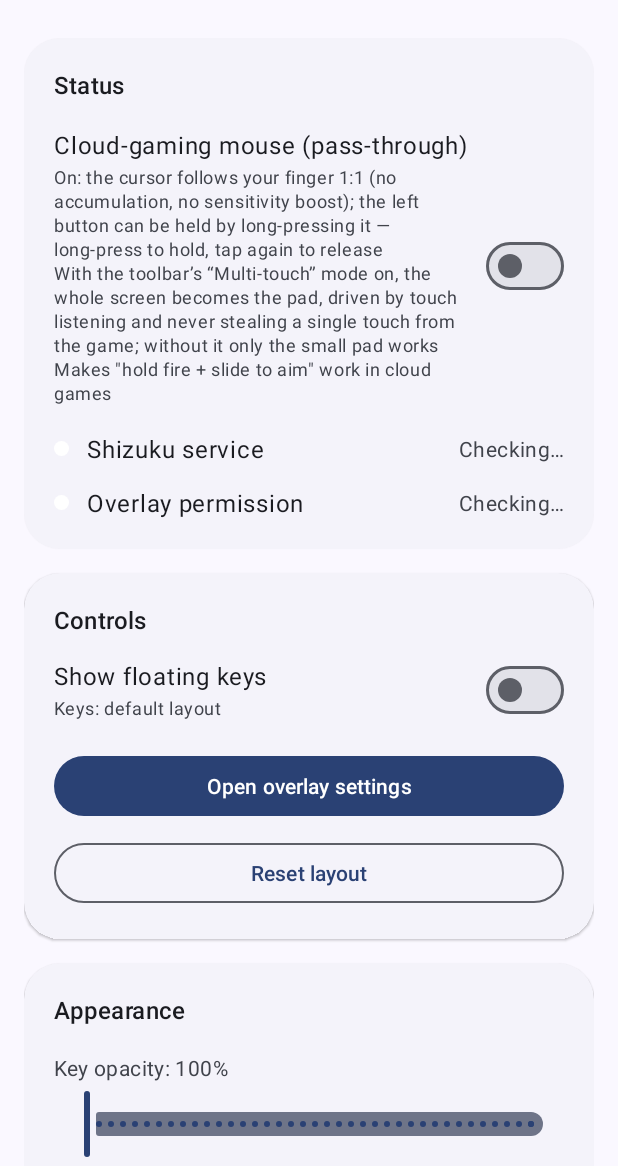
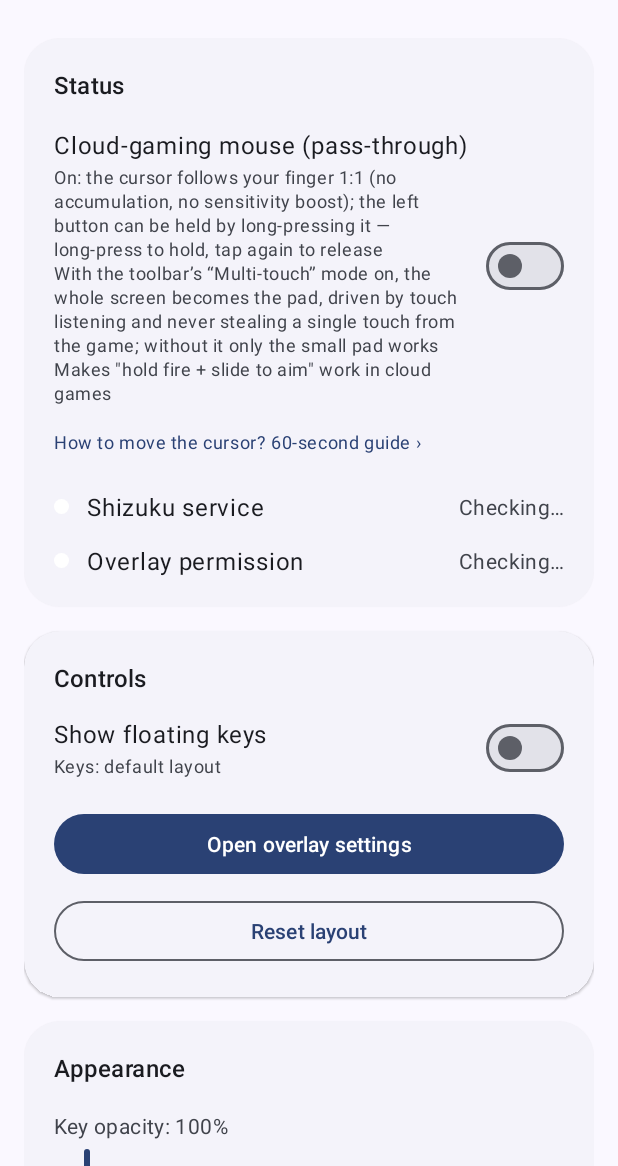
Before and after one commit to 114514hhha233/shizuku-keypad, an Android app: the layout activity_main.xml on its own in the app's theme, with its tools: preview values and no code run, on a phone screen of 412 x 824 dp, the part 70-1236 px from its top. Run offline under Robolectric (Android 15) with nearby library versions, the phone set to English and light mode, and no system bars.

Commit message:
docs(help): 鼠标三种移动方式教程（主界面入口 + 帮助页卡片）(vc40)

```diff
--- a/app/build.gradle.kts
+++ b/app/build.gradle.kts
@@ -28,7 +28,7 @@ android {
         applicationId = "com.example.shizukukeypad"
         minSdk = 26
         targetSdk = 34
-        versionCode = 39
+        versionCode = 40
         versionName = "1.8.0"
     }
 
--- a/app/src/main/res/layout/activity_main.xml
+++ b/app/src/main/res/layout/activity_main.xml
@@ -105,6 +105,18 @@
                             android:layout_height="wrap_content"
                             android:layout_marginStart="12dp" />
                     </LinearLayout>
+
+                    <TextView
+                        android:id="@+id/tvMouseGuide"
+                        android:layout_width="match_parent"
+                        android:layout_height="wrap_content"
+                        android:layout_marginTop="10dp"
+                        android:background="?attr/selectableItemBackground"
+                        android:paddingTop="6dp"
+                        android:paddingBottom="6dp"
+                        android:text="@string/mouse_guide_entry"
+                        android:textAppearance="@style/TextAppearance.Material3.BodySmall"
+                        android:textColor="?attr/colorPrimary" />
 
                     <LinearLayout
                         android:layout_width="match_parent"
--- a/app/src/main/res/values/strings.xml
+++ b/app/src/main/res/values/strings.xml
@@ -74,6 +74,9 @@
     <string name="help_q5_title">Shizuku or overlay permission is not ready</string>
     <string name="help_q5_body">Both dots on the status card must be green.\n· Shizuku requires version 11 or newer, and must be started again after a reboot.\n· Tap “Authorize Shizuku” when unauthorized, and “Grant overlay permission” when it is not granted.</string>
     <string name="help_q6_title">Change key position, size and key code</string>
+    <string name="mouse_guide_entry">How to move the cursor? 60-second guide ›</string>
+    <string name="help_q9_title">Moving the mouse: three ways</string>
+    <string name="help_q9_body">There is one cursor. All three ways share its position and can be enabled together.\n\n1. Touchpad (toolbar ↖)\nA small pad appears on screen: drag on it and the cursor moves relatively, with the sensitivity slider applied. A tap without dragging is a left click; while the left button is held, a tap releases it. Best when you want fine aiming without covering the view.\n\n2. Full-screen tracking (toolbar ◈ Multi-touch)\nWith multi-touch on, the whole screen is the pad: the cursor follows your finger 1:1. It is driven by listening to the touch screen, so the game still receives native touches. Best for cloud gaming; your finger does cover the view.\n\n3. Mouse joystick (third joystick mode \"mouse\")\nThe stick surface itself is the pad: press to hold, slide to move. One finger does \"hold to fire + aim\". What the hold injects is configurable (left/right/middle button or a custom key code). Best for FPS.\n\nNote: positions are 1:1 only while \"Cloud-game mouse (direct coordinates)\" is on. With it off, both the touchpad and the full-screen path move relatively and the sensitivity slider applies.</string>
     <string name="help_q8_title">Mouse in cloud gaming / hold fire + slide</string>
     <string name="help_q8_body">Turn on the mouse pad (\u2196) and Multi-touch (\u25c8) in the toolbar first, then enable \"Cloud-gaming mouse (pass-through)\" on the main screen.\n\u00b7 The cursor follows your finger 1:1 \u2014 no accumulation, no sensitivity boost.\n\u00b7 Full-screen tracking rides on the Multi-touch touch-listening path: the whole screen drives the cursor while touches still reach the game, unlike the old full-screen touch layer that ate them.\n\u00b7 The left button becomes holdable: keep it pressed for 450ms to hold, it stays held after you lift; tap it again to release.\n\u00b7 A joystick can be set to \u201cMouse mode\u201d: the pad itself is the touchpad \u2014 press to hold the left button, slide to move the cursor, so a single finger does \u201chold fire + slide\u201d.</string>
     <string name="help_q6_body">Tap “Edit” in the toolbar to drag keys; tap a key to change its key code, label, size, shape, injection method, or delete it.\n“＋” adds keys: letters, digits, F1-F12, arrows, numpad and mouse buttons are built in. “Macro” binds a key sequence to one key.</string>
@@ -115,6 +118,7 @@
     <string name="toast_name_empty">Name cannot be empty</string>
     <string name="toast_preset_saved">Preset “%1$s” saved</string>
     <string name="action_cancel">Cancel</string>
+    <string name="action_ok">Got it</string>
     <string name="toast_no_presets">No presets saved yet</string>
     <string name="dialog_load_preset">Load preset</string>
     <string name="dialog_delete_preset">Delete preset</string>
```
Also changed, not shown: app/src/main/java/com/example/shizukukeypad/MainActivity.kt (+11 -0 lines), app/src/main/res/layout/activity_help.xml (+33 -0 lines), 1 other file.
